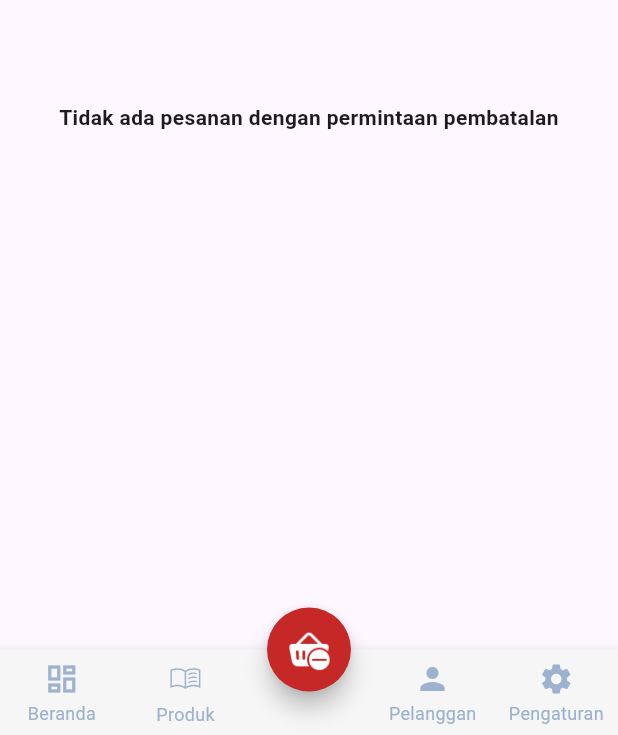
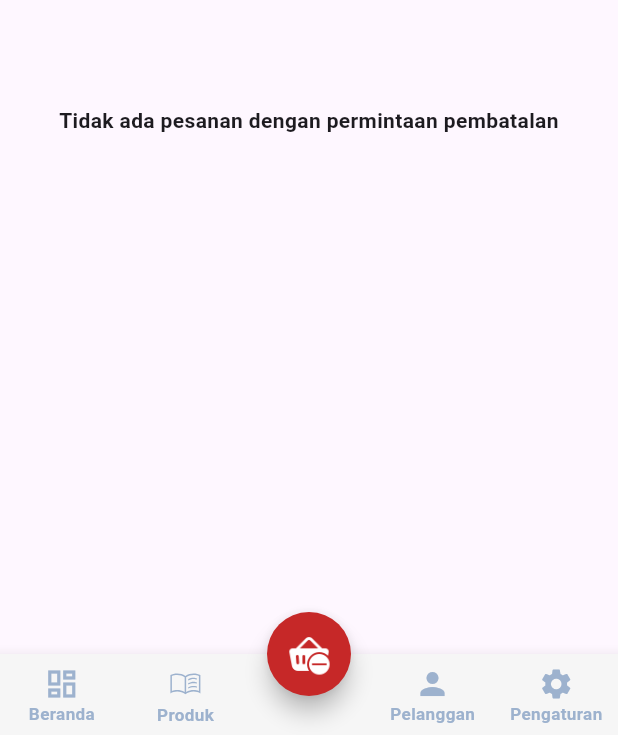
Before and after one commit to Shade2012/warmindo_admin_ui, a Flutter app: the BottomNavbar screen opened by its route, item 3 of the bottom bar chosen, on a phone screen of 412 x 824 dp. Shown: the part 498-1233 px from the top of the screen. Run offline on Flutter 3.47's test engine with Material 3 defaults, Android fonts, the phone set to English and light mode, and no system bars; our stand-ins replace animated_custom_dropdown, connectivity_plus, flutter_svg, font_awesome_flutter, get, google_fonts and 6 more; accounts and stored records are empty; network calls fail; Roboto replaces fonts that are missing (Oxygen).

Commit message:
fix : [AF] fix overflow and fontsize

```diff
--- a/lib/global/themes/textstyle_themes.dart
+++ b/lib/global/themes/textstyle_themes.dart
@@ -1,5 +1,6 @@
 import 'package:flutter/material.dart';
 import 'package:google_fonts/google_fonts.dart';
+import 'package:warmindo_admin_ui/global/themes/color_themes.dart';
 
 //figma font size
 figmaFontsize(double fontSize) {
@@ -15,6 +16,18 @@ const Color yellowTextColor = Color(0xFFFFA41D);
 const Color redTextColor = Color(0xFFC62828);
 const Color blueTextColor = Color(0xFF4282FF);
 const Color greyTextColor2 = Color(0xFF9B9B9B);
+
+TextStyle BottomNavbarSelectedTextStyle = GoogleFonts.oxygen(
+    textStyle: TextStyle(
+        color: redTextColor,
+        fontWeight: FontWeight.bold,
+        fontSize: figmaFontsize(12)));
+
+TextStyle BottomNavbarUnselectedTextStyle = GoogleFonts.oxygen(
+    textStyle: TextStyle(
+        color: ColorResources.unselectedItemColor,
+        fontWeight: FontWeight.bold,
+        fontSize: figmaFontsize(12)));
 
 TextStyle appBarTextStyle = GoogleFonts.oxygen(
     textStyle: TextStyle(
--- a/lib/pages/bottom_sheet_schedule/view/bottomsheet_schedule_page.dart
+++ b/lib/pages/bottom_sheet_schedule/view/bottomsheet_schedule_page.dart
@@ -148,7 +148,7 @@ class BottomSheetSchedule extends StatelessWidget {
                 ),
               ],
             ),
-            SizedBox(height: screenHeight * 0.09),
+            SizedBox(height: screenHeight * 0.085),
             Row(
               children: [
                 Expanded(
--- a/lib/pages/customers_page/controller/customers_controller.dart
+++ b/lib/pages/customers_page/controller/customers_controller.dart
@@ -18,11 +18,6 @@ class CustomersController extends GetxController {
   void onInit() {
     _internetService.connectionChange.listen(_updateConnectionStatus);
     _checkInternetConnection();
-    timer = Timer.periodic(Duration(seconds: 10), (timer) {
-      if (isConnected.value) {
-        fetchDataCustomer();
-      }
-    });
     super.onInit();
   }
 
--- a/lib/pages/home_page/view/home_page.dart
+++ b/lib/pages/home_page/view/home_page.dart
@@ -49,10 +49,10 @@ class HomePage extends StatelessWidget {
           }
           return RefreshIndicator(
             onRefresh: () async {
-              await controller.fetchDataOrder(); // Memanggil metode untuk memperbarui pesanan
+              await controller.fetchDataOrder();
             },
             child: SingleChildScrollView(
-              physics: const AlwaysScrollableScrollPhysics(), // Membuat list selalu bisa di-scroll untuk refresh
+              physics: const AlwaysScrollableScrollPhysics(),
               child: Column(
                 crossAxisAlignment: CrossAxisAlignment.stretch,
                 children: [
@@ -112,7 +112,7 @@ class HomePage extends StatelessWidget {
                     height: screenHeight * 0.6,
                     child: Obx(() => ListView.separated(
                       shrinkWrap: true,
-                      physics: const NeverScrollableScrollPhysics(), // Membuat list tidak bisa di-scroll terpisah
+                      physics: const AlwaysScrollableScrollPhysics(),
                       scrollDirection: Axis.vertical,
                       itemCount: controller.orderList.length,
                       itemBuilder: (context, index) {
--- a/lib/pages/input_notification_page/view/input_notification_page.dart
+++ b/lib/pages/input_notification_page/view/input_notification_page.dart
@@ -116,7 +116,7 @@ class InputNotificationPage extends StatelessWidget {
             ),
             SizedBox(height: screenHeight * 0.025),
             Text(
-              'Pratinjau Perangkat',
+              'Pratinjau Notifikasi',
               style: TextStyle(fontSize: 18, fontWeight: FontWeight.bold),
             ),
             SizedBox(height: screenHeight * 0.015),
--- a/lib/pages/navigator_page/view/navigator_page.dart
+++ b/lib/pages/navigator_page/view/navigator_page.dart
@@ -1,6 +1,7 @@
 import 'package:flutter/material.dart';
 import 'package:flutter_svg/svg.dart';
 import 'package:get/get.dart';
+import 'package:warmindo_admin_ui/global/themes/textstyle_themes.dart';
 import 'package:warmindo_admin_ui/pages/cancel_order_page/view/cancel_order_page.dart';
 import 'package:warmindo_admin_ui/pages/customers_page/view/customers_page.dart';
 import 'package:warmindo_admin_ui/pages/home_page/view/home_page.dart';
@@ -18,7 +19,7 @@ class BottomNavbar extends StatelessWidget {
     ProductPage(),
     CancelOrderPage(),
     CustomersPage(),
-    SettingsPage ()
+    SettingsPage()
   ];
 
   @override
@@ -30,7 +31,11 @@ class BottomNavbar extends StatelessWidget {
         onPressed: () {
           controller.changeIndex(2);
         },
-        child: Obx(() => Container( width: 30, child:  Image.asset(controller.currentIndex.value == 2 ? IconThemes.iconcancelSelected : IconThemes.iconcancel))),
+        child: Obx(() => Container(
+            width: 30,
+            child: Image.asset(controller.currentIndex.value == 2
+                ? IconThemes.iconcancelSelected
+                : IconThemes.iconcancel))),
         backgroundColor: ColorResources.bgfloatingActionButtonColor,
         shape: CircleBorder(),
       ),
@@ -49,7 +54,10 @@ class BottomNavbar extends StatelessWidget {
                 label: 'Beranda',
               ),
               BottomNavigationBarItem(
-            icon: Obx(() => SvgPicture.asset(controller.currentIndex.value == 1 ? IconThemes.iconmenuSelected : IconThemes.iconmenu)),
+                icon: Obx(() => SvgPicture.asset(
+                    controller.currentIndex.value == 1
+                        ? IconThemes.iconmenuSelected
+                        : IconThemes.iconmenu)),
                 label: 'Produk',
               ),
               BottomNavigationBarItem(
@@ -65,6 +73,8 @@ class BottomNavbar extends StatelessWidget {
                 label: 'Pengaturan',
               ),
             ],
+            selectedLabelStyle: BottomNavbarSelectedTextStyle,
+            unselectedLabelStyle: BottomNavbarUnselectedTextStyle,
           )),
     );
   }
--- a/lib/pages/product_page/controller/product_controller.dart
+++ b/lib/pages/product_page/controller/product_controller.dart
@@ -32,11 +32,6 @@ class ProductController extends GetxController {
     super.onInit();
     _internetService.connectionChange.listen(_updateConnectionStatus);
     _checkInternetConnection();
-    timer = Timer.periodic(Duration(seconds: 5), (timer) {
-      if (isConnected.value) {
-        fetchAllData();
-      }
-    });
     search.addListener(() {
       searchObx.value = search.text;
       searchFilter(search.text);
--- a/lib/pages/product_page/view/normalList.dart
+++ b/lib/pages/product_page/view/normalList.dart
@@ -81,7 +81,6 @@ class ProductList extends StatelessWidget {
           color: ColorResources.primaryColor,
           backgroundColor: ColorResources.primaryColorLight,
           onRefresh: () {
-            productController.isLoading.value = true;
             return productController.fetchAllData();
           },
           child: ListView.builder(
```
Lines whose indentation alone changed are shown as unchanged.
